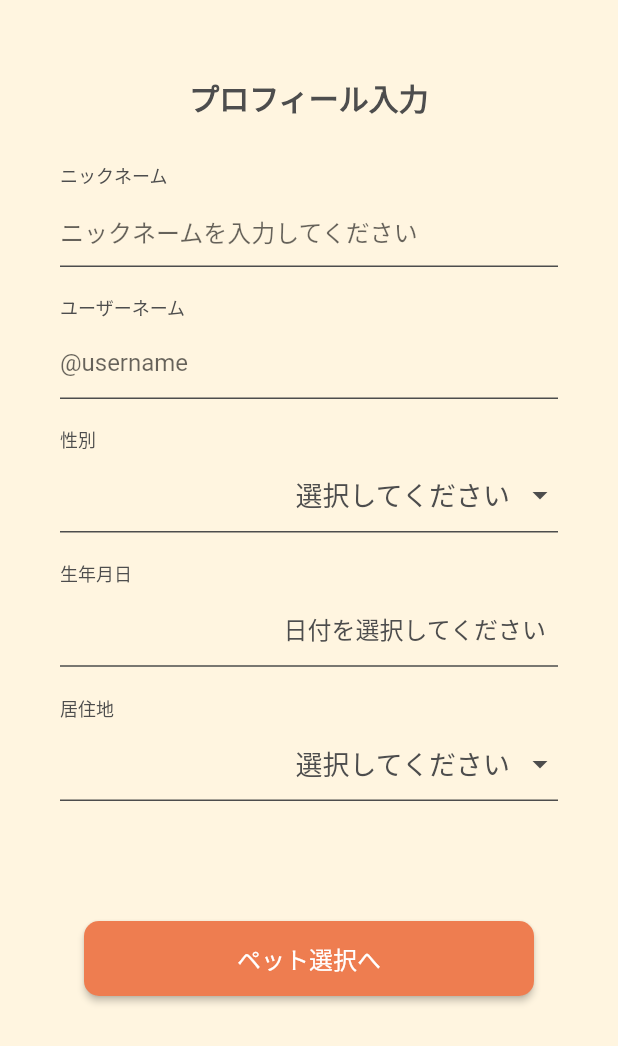
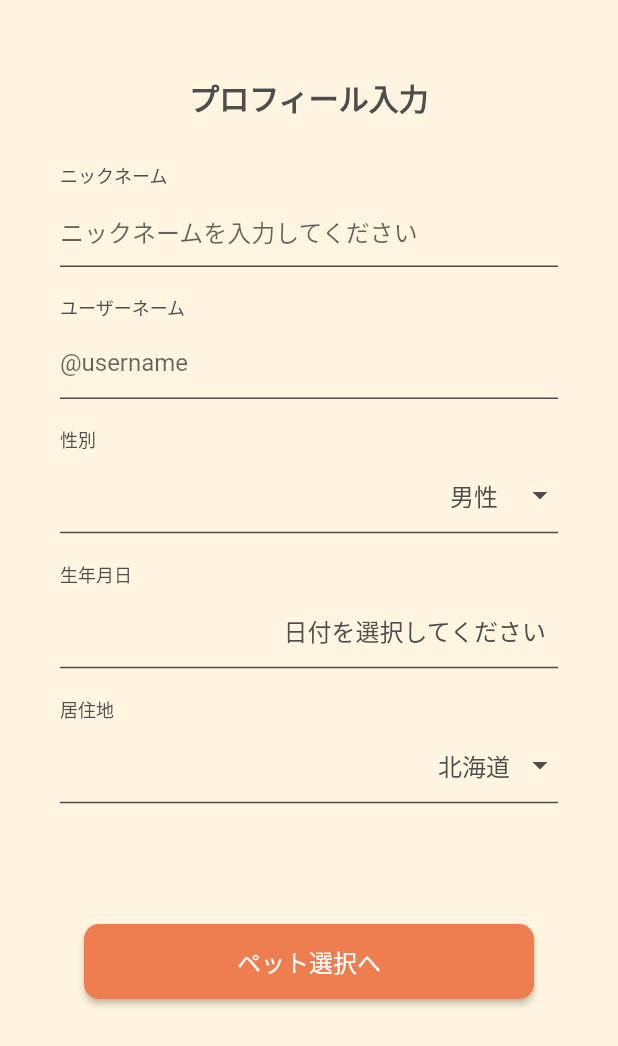
Before and after one commit to LOCAQUE/food_quest, a Flutter app: the SignUpProfile screen opened directly, on a phone screen of 412 x 824 dp. Shown: the top 1046 px of the screen. Run offline on Flutter 3.47's test engine with Material 2 defaults, Android fonts, the light colour scheme and no system bars; our stand-ins replace animated_bottom_navigation_bar, flutter_datetime_picker_plus, flutter_dotenv, flutter_hooks, flutter_riverpod, freezed_annotation and 3 more; missing offline and left inert: navigator_scope; accounts and stored records are empty.

Commit message:
custom_pickerリファクタ

```diff
--- a/lib/presentation/component/custom_picker.dart
+++ b/lib/presentation/component/custom_picker.dart
@@ -1,22 +1,34 @@
 import 'package:flutter/cupertino.dart';
 import 'package:flutter/material.dart';
+import 'package:flutter_hooks/flutter_hooks.dart';
 
 import 'package:gap/gap.dart';
 
 import 'package:food_quest/gen/colors.gen.dart';
+import 'package:hooks_riverpod/hooks_riverpod.dart';
 
-class CustomPicker extends StatelessWidget {
+class CustomPicker extends HookConsumerWidget {
   const CustomPicker({
     required this.title,
     required this.options,
+    required this.controller,
+    this.defaultValue,
     super.key,
   });
 
   final String title;
   final List<String> options;
+  final TextEditingController controller;
+  final String? defaultValue;
 
   @override
-  Widget build(BuildContext context) {
+  Widget build(BuildContext context, WidgetRef ref) {
+    final selectedOption = useState(defaultValue ?? '');
+
+    if(defaultValue != null) {
+      controller.text = selectedOption.value;
+    }
+
     return Column(
       crossAxisAlignment: CrossAxisAlignment.start,
       children: [
@@ -28,11 +40,27 @@ class CustomPicker extends StatelessWidget {
         ),
         const Gap(4),
         Row(
+          mainAxisAlignment: MainAxisAlignment.end, // 画面右端に寄せる
           children: [
-            Expanded(
-              child: BuildPicker(
-                options: options,
-                title: title,
+            TextButton(
+              onPressed: () {
+                showModalBottomSheet<String>(
+                  context: context,
+                  isScrollControlled: true,
+                  builder: (BuildContext builder) {
+                    return FractionallySizedBox(
+                      heightFactor: 0.3, // 画面の30%の高さを使用
+                      child: Picker(options: options, title: title, controller: controller, selectedOption: selectedOption,),
+                    );
+                  },
+                );
+              },
+              child: Text(
+                selectedOption.value != '' ? selectedOption.value : '選択してください',
+                style: const TextStyle(
+                  fontSize: 16,
+                  color: AppColor.textColor,
+                ),
               ),
             ),
             const Icon(
@@ -41,8 +69,9 @@ class CustomPicker extends StatelessWidget {
             ),
           ],
         ),
-        Container(
-          height: 1,
+        const Divider(
+          height: 2,
+          thickness: 1,
           color: AppColor.textColor,
         ),
       ],
@@ -50,29 +79,33 @@ class CustomPicker extends StatelessWidget {
   }
 }
 
-class Picker extends StatefulWidget {
-  const Picker({required this.options, required this.title, super.key});
+class Picker extends HookConsumerWidget {
+  const Picker(
+      {required this.options,
+      required this.title,
+      required this.controller,
+      required this.selectedOption,
+      super.key,
+      });
+
   final List<String> options;
   final String title;
+  final TextEditingController controller;
+  final ValueNotifier<String> selectedOption;
 
-  @override
-  PickerState createState() => PickerState();
-}
 
-class PickerState extends State<Picker> {
-  String selectedOption = '';
+@override
+  Widget build(BuildContext context, WidgetRef ref) {
 
-  @override
-  Widget build(BuildContext context) {
     return Column(
       mainAxisAlignment: MainAxisAlignment.end,
       children: <Widget>[
         CupertinoNavigationBar(
-          middle: Text(widget.title),
+          middle: Text(title),
           trailing: CupertinoButton(
             padding: EdgeInsets.zero,
             onPressed: () {
-              Navigator.of(context).pop(selectedOption);
+              Navigator.of(context).pop();
             },
             child: const Text('完了'),
           ),
@@ -82,14 +115,13 @@ class PickerState extends State<Picker> {
           child: CupertinoPicker(
             itemExtent: 40, // 各アイテムの高さを調整
             onSelectedItemChanged: (int index) {
-              setState(() {
-                selectedOption = widget.options[index];
-              });
+              selectedOption.value = options[index];
+              controller.text = selectedOption.value;
             },
-            children: List<Widget>.generate(widget.options.length, (int index) {
+            children: List<Widget>.generate(options.length, (int index) {
               return Center(
                 child: Text(
-                  widget.options[index],
+                  options[index],
                   style: const TextStyle(fontSize: 20),
                 ),
               );
@@ -100,78 +132,3 @@ class PickerState extends State<Picker> {
     );
   }
 }
-
-class BuildPicker extends StatelessWidget {
-  const BuildPicker({
-    required this.options,
-    required this.title,
-    super.key,
-  });
-
-  final List<String> options;
-  final String title;
-
-  @override
-  Widget build(BuildContext context) {
-    final selectedOption = ValueNotifier<String>('');
-
-    return Center(
-      child: ValueListenableBuilder<String>(
-        valueListenable: selectedOption,
-        builder: (context, value, child) {
-          return Container(
-            width: double.infinity,
-            alignment: Alignment.centerRight,
-            child: TextButton(
-              onPressed: () async {
-                final result = await showModalBottomSheet<String>(
-                  context: context,
-                  isScrollControlled: true,
-                  builder: (BuildContext builder) {
-                    return FractionallySizedBox(
-                      heightFactor: 0.3, // 画面の30%の高さを使用
-                      child: Picker(options: options, title: title),
-                    );
-                  },
-                );
-
-                if (result != null && result.isNotEmpty) {
-                  selectedOption.value = result;
-                }
-              },
-              child: Row(
-                mainAxisAlignment: MainAxisAlignment.end,
-                mainAxisSize: MainAxisSize.min,
-                children: [
-                  if (value.isNotEmpty) ...[
-                    Text(
-                      value,
-                      style: const TextStyle(
-                        fontSize: 16,
-                        color: AppColor.textColor,
-                      ),
-                    ),
-                    const SizedBox(width: 8),
-                  ] else ...[
-                    const Row(
-                      mainAxisAlignment: MainAxisAlignment.end,
-                      children: [
-                        Text(
-                          '選択してください',
-                          style: TextStyle(
-                            fontSize: 18,
-                            color: AppColor.textColor,
-                          ),
-                        ),
-                      ],
-                    ),
-                  ],
-                ],
-              ),
-            ),
-          );
-        },
-      ),
-    );
-  }
-}
--- a/lib/presentation/screen/auth/sign_up_profile_screen.dart
+++ b/lib/presentation/screen/auth/sign_up_profile_screen.dart
@@ -60,6 +60,8 @@ class SignUpProfile extends HookConsumerWidget {
                   child: CustomPicker(
                     options: genderList,
                     title: '性別',
+                    controller: genderController,
+                    defaultValue: '男性',
                   ),
                 ),
                 Padding(
@@ -74,6 +76,8 @@ class SignUpProfile extends HookConsumerWidget {
                   child: CustomPicker(
                     options: prefectures,
                     title: '居住地',
+                    controller: addressController,
+                    defaultValue: '北海道',
                   ),
                 ),
                 const Gap(80),
```
